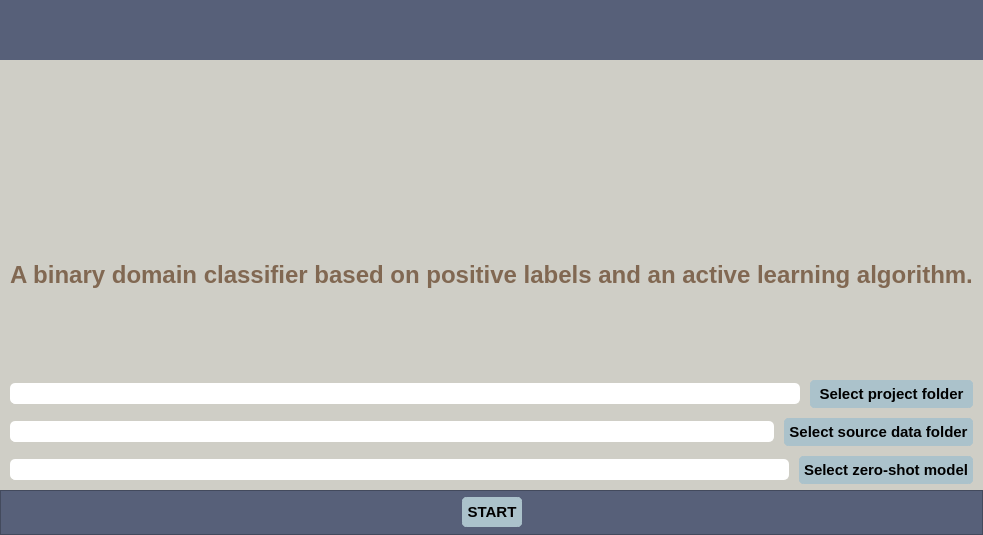
First picture: the form in UIs/menuConfig.ui, repository IntelCompH2020/domain_classification, before the edit.
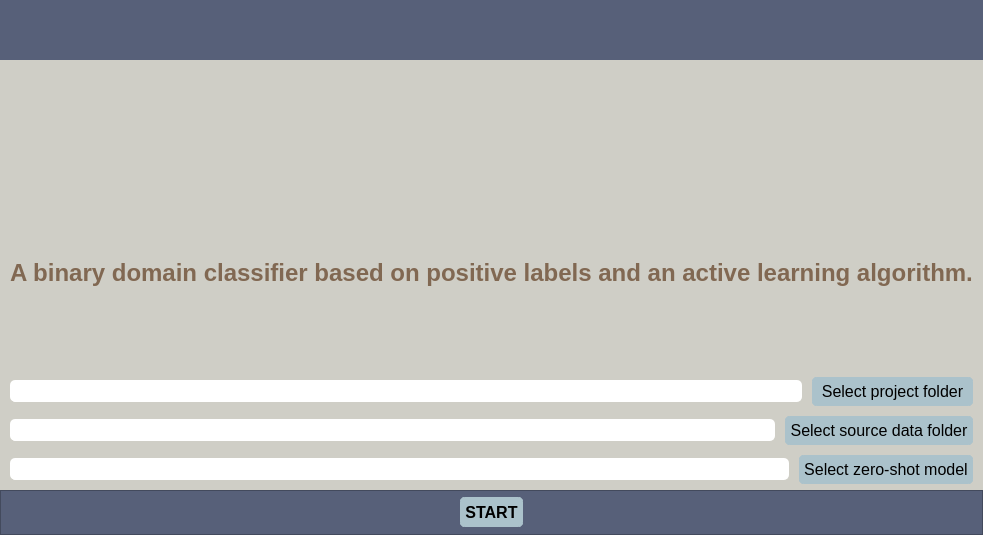
Second picture: the form after the edit. Icons and pictures are not drawn.

```diff
--- a/UIs/menuConfig.ui
+++ b/UIs/menuConfig.ui
@@ -160,9 +160,9 @@
               </widget>
              </item>
              <item>
-              <widget class="QLabel" name="label">
+              <widget class="QLabel" name="label_2">
                <property name="sizePolicy">
-                <sizepolicy hsizetype="Maximum" vsizetype="Fixed">
+                <sizepolicy hsizetype="Fixed" vsizetype="Fixed">
                  <horstretch>0</horstretch>
                  <verstretch>0</verstretch>
                 </sizepolicy>
@@ -184,6 +184,28 @@
                </property>
               </widget>
              </item>
+             <item>
+              <widget class="QLabel" name="label">
+               <property name="sizePolicy">
+                <sizepolicy hsizetype="Maximum" vsizetype="Fixed">
+                 <horstretch>0</horstretch>
+                 <verstretch>0</verstretch>
+                </sizepolicy>
+               </property>
+               <property name="minimumSize">
+                <size>
+                 <width>20</width>
+                 <height>20</height>
+                </size>
+               </property>
+               <property name="text">
+                <string/>
+               </property>
+               <property name="scaledContents">
+                <bool>true</bool>
+               </property>
+              </widget>
+             </item>
              <item>
               <widget class="QFrame" name="frame_5">
                <property name="sizePolicy">
@@ -260,7 +282,7 @@
                <property name="font">
                 <font>
                  <family>Arial</family>
-                 <pointsize>11</pointsize>
+                 <pointsize>12</pointsize>
                  <weight>50</weight>
                  <italic>false</italic>
                  <bold>false</bold>
@@ -292,10 +314,10 @@
                <property name="font">
                 <font>
                  <family>Arial</family>
-                 <pointsize>11</pointsize>
-                 <weight>75</weight>
+                 <pointsize>12</pointsize>
+                 <weight>50</weight>
                  <italic>false</italic>
-                 <bold>true</bold>
+                 <bold>false</bold>
                 </font>
                </property>
                <property name="styleSheet">
@@ -304,8 +326,7 @@
 	border-radius: 5px;	
 	background-color: #ABC2CB;
 	color:black;
-	font: 11pt &quot;Arial&quot;;
-	font-weight: bold;
+	font: 12pt &quot;Arial&quot;;
 }
 QPushButton:hover {
 	background-color: #ABC2CB;
@@ -336,7 +357,7 @@
                <property name="font">
                 <font>
                  <family>Arial</family>
-                 <pointsize>11</pointsize>
+                 <pointsize>12</pointsize>
                  <weight>50</weight>
                  <italic>false</italic>
                  <bold>false</bold>
@@ -368,10 +389,10 @@
                <property name="font">
                 <font>
                  <family>Arial</family>
-                 <pointsize>11</pointsize>
-                 <weight>75</weight>
+                 <pointsize>12</pointsize>
+                 <weight>50</weight>
                  <italic>false</italic>
-                 <bold>true</bold>
+                 <bold>false</bold>
                 </font>
                </property>
                <property name="styleSheet">
@@ -380,8 +401,7 @@
 	border-radius: 5px;	
 	background-color: #ABC2CB;
 	color:black;
-	font: 11pt &quot;Arial&quot;;
-	font-weight: bold;
+	font: 12pt &quot;Arial&quot;;
 }
 QPushButton:hover {
 	background-color: #ABC2CB;
@@ -412,7 +432,7 @@
                <property name="font">
                 <font>
                  <family>Arial</family>
-                 <pointsize>11</pointsize>
+                 <pointsize>12</pointsize>
                  <weight>50</weight>
                  <italic>false</italic>
                  <bold>false</bold>
@@ -444,10 +464,10 @@
                <property name="font">
                 <font>
                  <family>Arial</family>
-                 <pointsize>11</pointsize>
-                 <weight>75</weight>
+                 <pointsize>12</pointsize>
+                 <weight>50</weight>
                  <italic>false</italic>
-                 <bold>true</bold>
+                 <bold>false</bold>
                 </font>
                </property>
                <property name="styleSheet">
@@ -456,8 +476,7 @@
 	border-radius: 5px;	
 	background-color: #ABC2CB;
 	color:black;
-	font: 11pt &quot;Arial&quot;;
-	font-weight: bold;
+	font: 12pt &quot;Arial&quot;;
 }
 QPushButton:hover {
 	background-color: #ABC2CB;
@@ -578,7 +597,7 @@
             <property name="font">
              <font>
               <family>Arial</family>
-              <pointsize>11</pointsize>
+              <pointsize>12</pointsize>
               <weight>75</weight>
               <italic>false</italic>
               <bold>true</bold>
```
Left out of the diff: 8 changed lines with no effect on the pictures.
